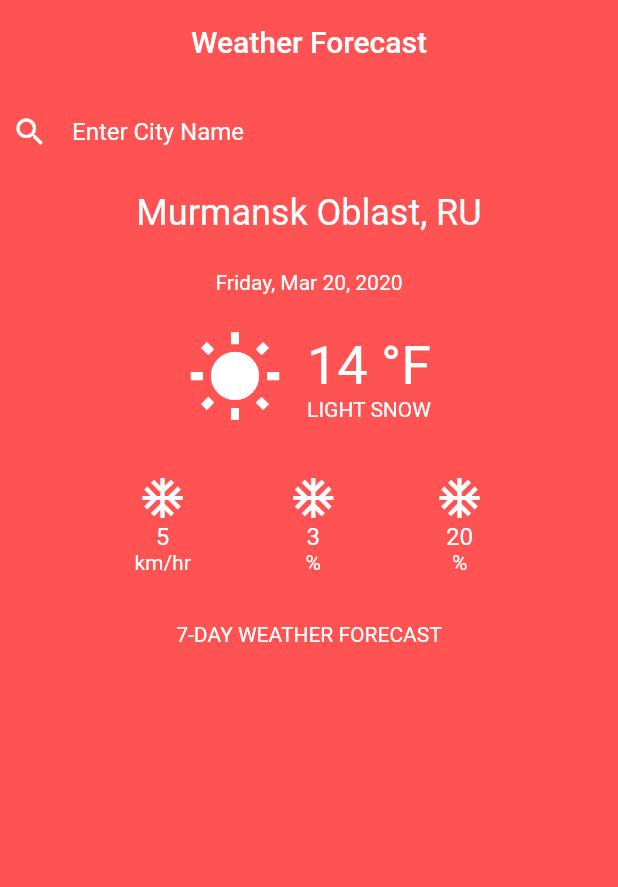
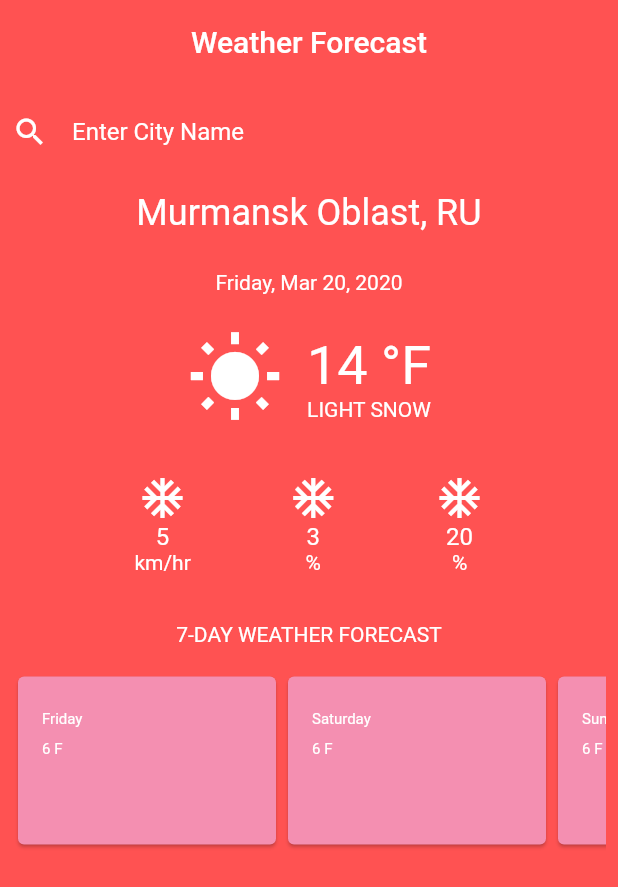
Before and after one commit to miller7777777/hometask03, a Flutter app: the screen it shows after launch, on a phone screen of 412 x 824 dp. Shown: the top 887 px of the screen. Run offline on Flutter 3.47's test engine with Material 2 defaults, Android fonts, the light colour scheme and no system bars.

Commit message:
Сделал Horizontal ListView();

```diff
--- a/lib/main.dart
+++ b/lib/main.dart
@@ -1,4 +1,5 @@
 import 'package:flutter/material.dart';
+import 'package:flutter/rendering.dart';
 
 void main() => runApp(MyApp());
 
@@ -34,10 +35,86 @@ Widget _buildBody() {
               _temperatureDetail(),
               _extraWeatherDetail(),
               _sevenDayWeatherTitle(),
+              _bottomDetail(),
             ],
           ),
         ))
       ],
+    ),
+  );
+}
+
+class _bottomDetail extends StatelessWidget {
+  @override
+  Widget build(BuildContext context) {
+    return _myListView();
+  }
+}
+
+// Widget _myListView() {
+//   return ListView(
+//     padding: EdgeInsets.all(8.0),
+//     // shrinkWrap: true,
+//     // scrollDirection: Axis.horizontal,
+//     // itemExtent: 300,
+//     children: [
+//       ListTile(
+//         title: Text('XXX'),
+//         leading: Icon(Icons.insert_photo, color: Colors.red),
+//         trailing: Icon(Icons.keyboard_arrow_left),
+//       ),
+//       ListTile(
+//         title: Text('XXX'),
+//         leading: Icon(Icons.insert_photo, color: Colors.red),
+//         trailing: Icon(Icons.keyboard_arrow_left),
+//       ),
+//       ListTile(
+//         title: Text('XXX'),
+//         leading: Icon(Icons.insert_photo, color: Colors.red),
+//         trailing: Icon(Icons.keyboard_arrow_left),
+//       ),
+//     ],
+//   );
+// }
+
+Widget _myListView() {
+  final List<String> items = List<String>.generate(7, (i) => 'Item $i');
+  final List<String> daysOfWeek = [
+    'Friday',
+    'Saturday',
+    'Sunday',
+    'Monday',
+    'Tuesday',
+    'Wednesday',
+    'Thursday'
+  ];
+  return Container(
+    height: 120,
+    width: double.infinity,
+    // width: 300,
+    child: ListView.builder(
+      itemExtent: 180,
+      scrollDirection: Axis.horizontal,
+      shrinkWrap: true,
+      itemCount: items.length,
+      itemBuilder: (context, index) {
+        return Card(
+          // color: Color(0xffe57373),
+          color: Colors.pink[200],
+          child: ListTile(
+            title: Text(
+              '${daysOfWeek[index]}',
+              style: TextStyle(color: Colors.white, fontSize: 10.0),
+            ),
+            subtitle: Text(
+              '6 F',
+              style: TextStyle(color: Colors.white, fontSize: 10.0),
+            ),
+            // leading: Icon(Icons.insert_photo, color: Colors.red),
+            // trailing: Icon(Icons.keyboard_arrow_left),
+          ),
+        );
+      },
     ),
   );
 }
```
